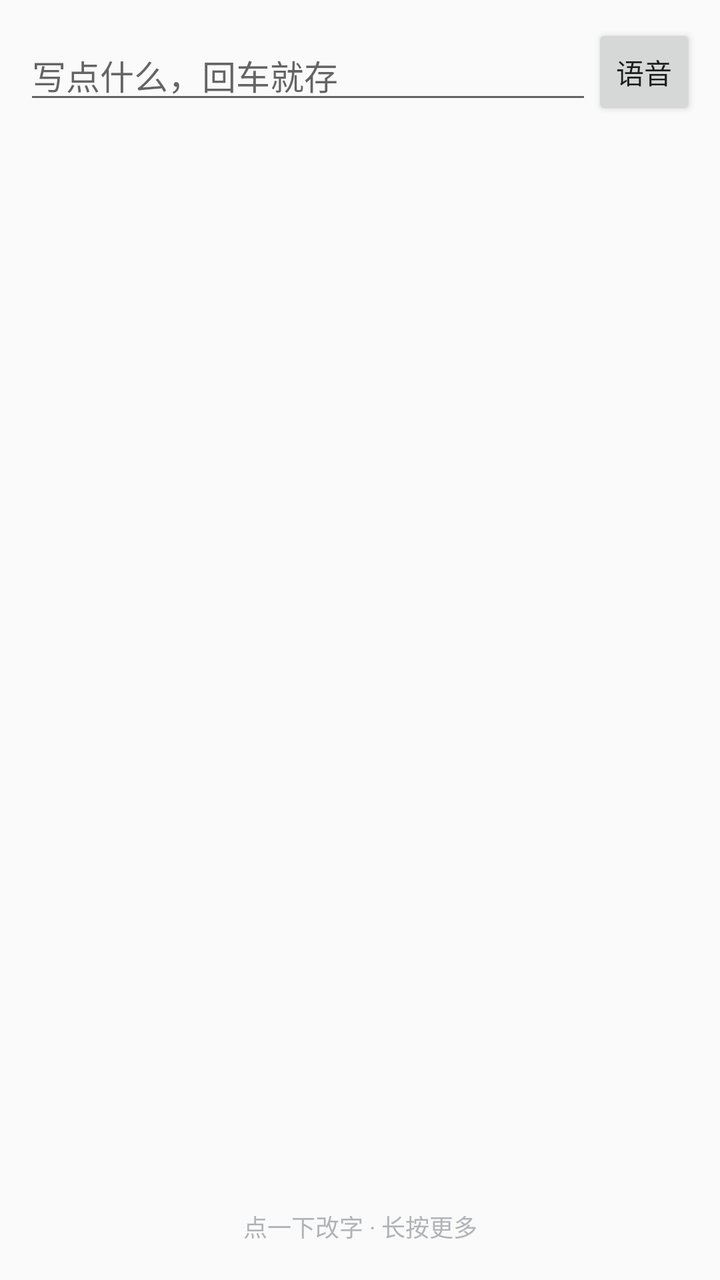
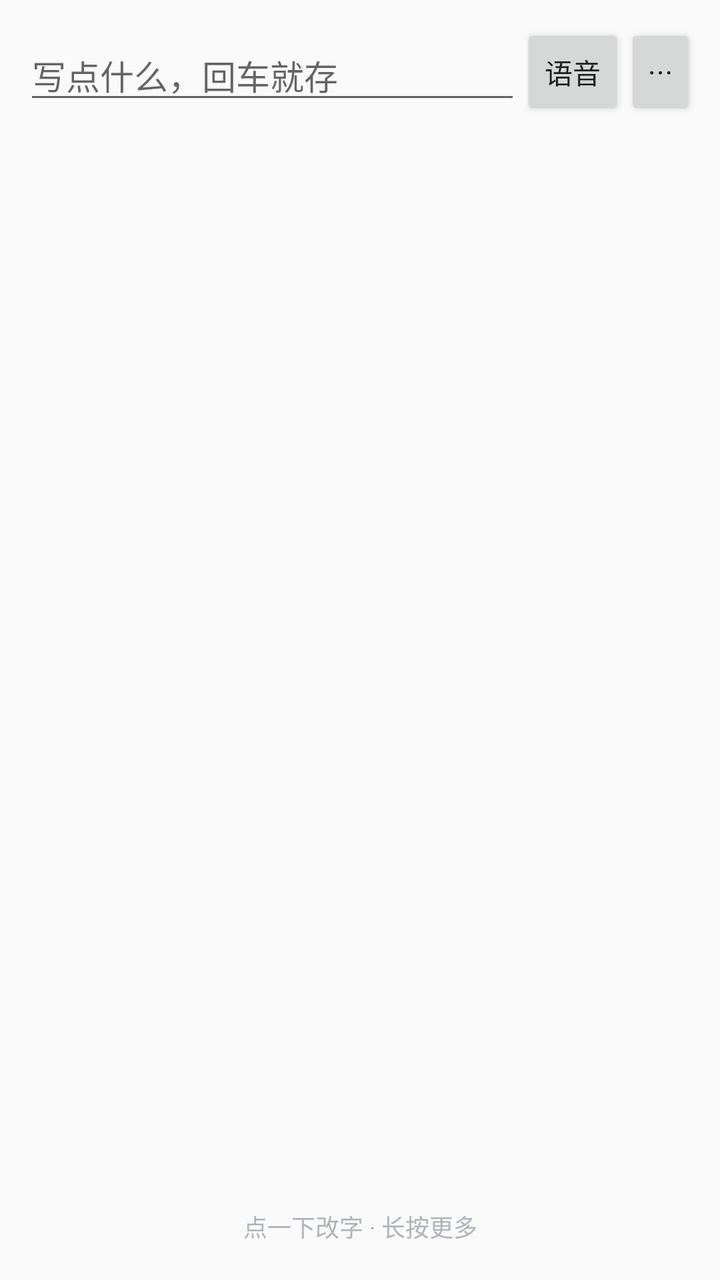

Before-and-after screenshots of an Android layout around one commit, followed by the original layout XML and the change that was made.
<!-- AndroidManifest.xml: application theme android:Theme.Material.Light.NoActionBar -->
<!-- res/layout/activity_main.xml -->
<?xml version="1.0" encoding="utf-8"?>
<LinearLayout xmlns:android="http://schemas.android.com/apk/res/android"
    android:id="@+id/root"
    android:layout_width="match_parent"
    android:layout_height="match_parent"
    android:orientation="vertical"
    android:padding="12dp">

    <LinearLayout
        android:layout_width="match_parent"
        android:layout_height="wrap_content"
        android:orientation="horizontal"
        android:gravity="center_vertical">

        <EditText
            android:id="@+id/input"
            android:layout_width="0dp"
            android:layout_height="wrap_content"
            android:layout_weight="1"
            android:hint="@string/hint_input"
            android:imeOptions="actionDone"
            android:inputType="text"
            android:maxLines="1"
            android:textSize="17sp" />

        <Button
            android:id="@+id/voice"
            android:layout_width="wrap_content"
            android:layout_height="wrap_content"
            android:minWidth="0dp"
            android:text="@string/voice" />
    </LinearLayout>

    <LinearLayout
        android:id="@+id/permission_banner"
        android:layout_width="match_parent"
        android:layout_height="wrap_content"
        android:orientation="horizontal"
        android:gravity="center_vertical"
        android:paddingTop="8dp"
        android:paddingBottom="8dp"
        android:visibility="gone">

        <TextView
            android:layout_width="0dp"
            android:layout_height="wrap_content"
            android:layout_weight="1"
            android:text="@string/need_overlay"
            android:textColor="#D93025"
            android:textSize="14sp" />

        <Button
            android:id="@+id/grant_overlay"
            android:layout_width="wrap_content"
            android:layout_height="wrap_content"
            android:minWidth="0dp"
            android:text="@string/grant" />
    </LinearLayout>

    <TextView
        android:id="@+id/empty"
        android:layout_width="match_parent"
        android:layout_height="wrap_content"
        android:padding="12dp"
        android:text="@string/empty_hint"
        android:textColor="#888888"
        android:textSize="15sp"
        android:visibility="gone" />

    <ListView
        android:id="@+id/list"
        android:layout_width="match_parent"
        android:layout_height="0dp"
        android:layout_weight="1"
        android:divider="#14000000"
        android:dividerHeight="1dp" />

    <TextView
        android:id="@+id/done_footer"
        android:layout_width="match_parent"
        android:layout_height="wrap_content"
        android:padding="10dp"
        android:gravity="center"
        android:textColor="#888888"
        android:textSize="13sp"
        android:visibility="gone" />

    <TextView
        android:id="@+id/list_hint"
        android:layout_width="match_parent"
        android:layout_height="wrap_content"
        android:paddingBottom="6dp"
        android:gravity="center"
        android:text="@string/list_hint"
        android:textColor="#B0B4B8"
        android:textSize="12sp" />

</LinearLayout>
<!-- resources referenced by this layout -->
<resources>
  <string name="empty_hint">都办完了。上面随手写一句，回车。</string>
  <string name="grant">去开启</string>
  <string name="hint_input">写点什么，回车就存</string>
  <string name="list_hint">点一下改字 · 长按更多</string>
  <string name="need_overlay">还没给「悬浮窗」权限，现在弹不出来。</string>
  <string name="voice">语音</string>
</resources>

<!-- the commit's change to res/layout/activity_main.xml (unified diff, before → after) -->
@@ -29,6 +29,13 @@
             android:layout_height="wrap_content"
             android:minWidth="0dp"
             android:text="@string/voice" />
+
+        <Button
+            android:id="@+id/overflow"
+            android:layout_width="wrap_content"
+            android:layout_height="wrap_content"
+            android:minWidth="0dp"
+            android:text="@string/overflow" />
     </LinearLayout>
 
     <LinearLayout
@@ -76,6 +83,16 @@
         android:dividerHeight="1dp" />
 
     <TextView
+        android:id="@+id/undo_bar"
+        android:layout_width="match_parent"
+        android:layout_height="wrap_content"
+        android:padding="12dp"
+        android:gravity="center"
+        android:textColor="#B3261E"
+        android:textSize="14sp"
+        android:visibility="gone" />
+
+    <TextView
         android:id="@+id/done_footer"
         android:layout_width="match_parent"
         android:layout_height="wrap_content"
<!-- resource entries referenced after the edit -->
@@ -5,6 +5,7 @@
   <string name="hint_input">写点什么，回车就存</string>
   <string name="list_hint">点一下改字 · 长按更多</string>
   <string name="need_overlay">还没给「悬浮窗」权限，现在弹不出来。</string>
+  <string name="overflow">⋯</string>
   <string name="voice">语音</string>
 </resources>
 
